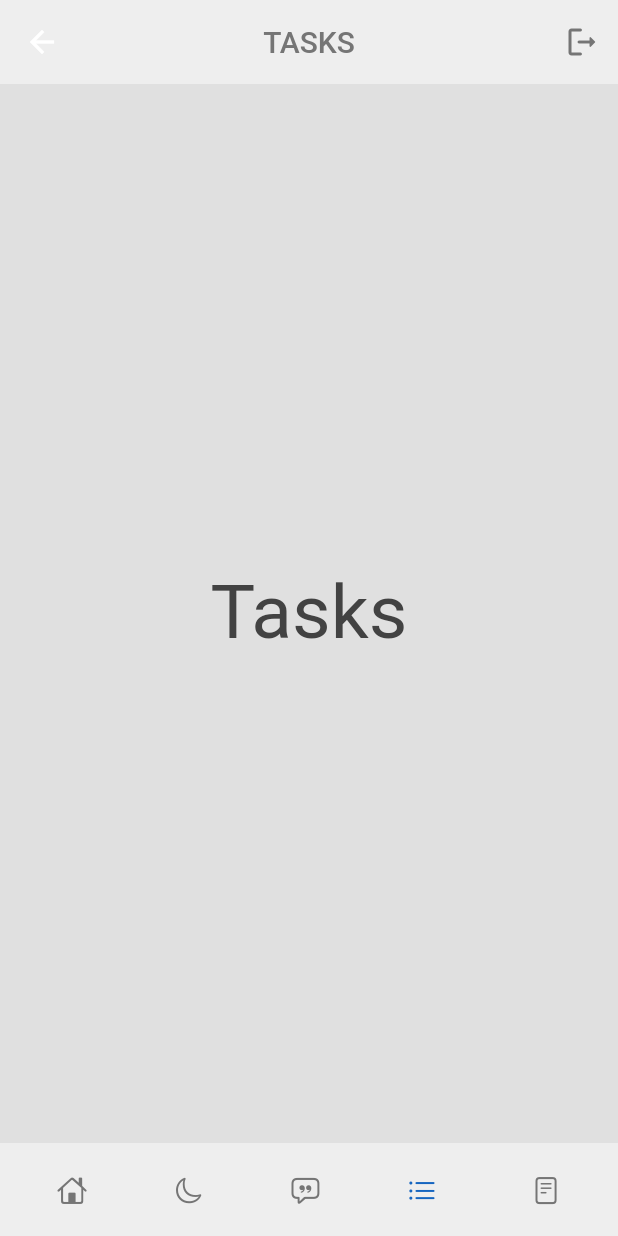
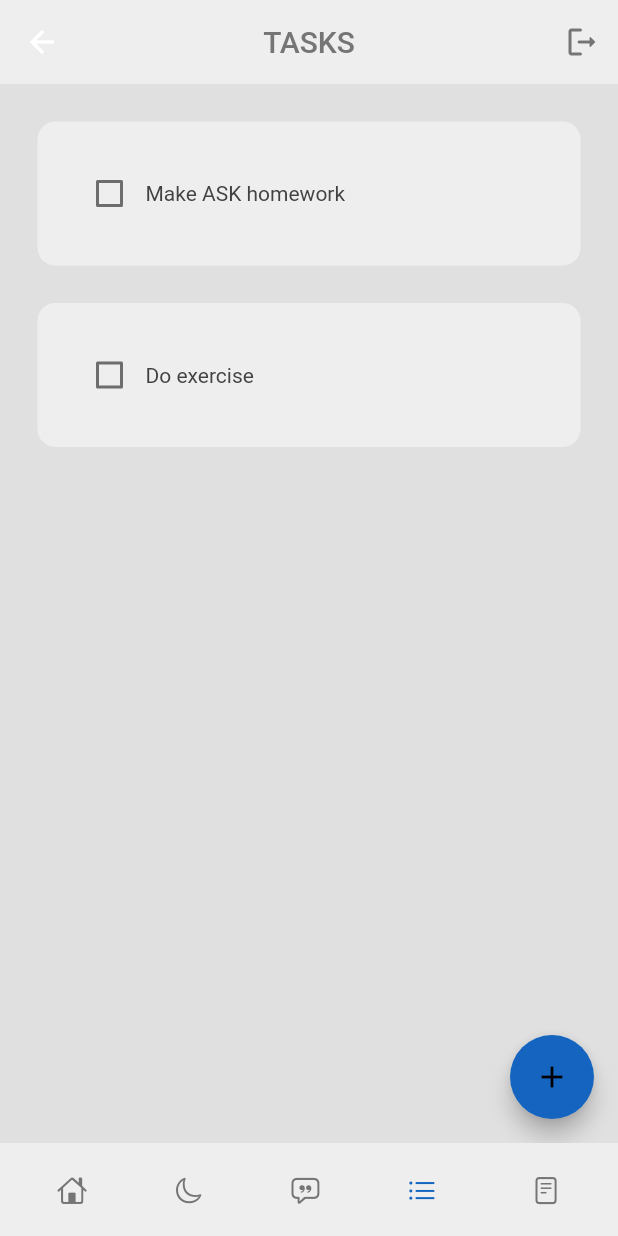
Before and after one commit to shejmanowski/Engineering-Thesis, a Flutter app: the screen it shows once a user with an empty profile is signed in, after a tap on an icon or button, on a phone screen of 412 x 824 dp. Run offline on Flutter 3.47's test engine with Material 2 defaults, Android fonts, the phone set to English and light mode, and no system bars; drawn by our look-alikes of flutter_slidable, google_nav_bar; our stand-ins replace cloud_firestore, firebase_auth, firebase_core, flutter_local_notifications, timezone; accounts and stored records are empty.

Commit message:
Add basic tasks setup

```diff
--- /dev/null
+++ b/source/lib/components/todo_tile.dart
@@ -0,0 +1,64 @@
+import 'package:flutter/material.dart';
+import 'package:flutter_slidable/flutter_slidable.dart';
+
+class ToDoTile extends StatelessWidget {
+  final String taskName;
+  final bool taskCompleted;
+  Function(bool?)? onChanged;
+  Function(BuildContext)? deleteFunction;
+
+  ToDoTile({
+    super.key,
+    required this.taskName,
+    required this.taskCompleted,
+    required this.onChanged,
+    required this.deleteFunction,
+  });
+
+  @override
+  Widget build(BuildContext context) {
+    return Padding(
+      padding: const EdgeInsets.only(left: 25.0, right: 25, top: 25),
+      child: Slidable(
+        endActionPane: ActionPane(
+          motion: StretchMotion(),
+          children: [
+            SlidableAction(
+              onPressed: deleteFunction,
+              icon: Icons.delete,
+              backgroundColor: Colors.red.shade300,
+              borderRadius: BorderRadius.circular(12),
+            )
+          ],
+        ),
+        child: Container(
+          padding: EdgeInsets.all(24),
+          decoration: BoxDecoration(
+            color: Theme.of(context).colorScheme.primary,
+            borderRadius: BorderRadius.circular(12),
+          ),
+          child: Row(
+            children: [
+              // checkbox
+              Checkbox(
+                value: taskCompleted,
+                onChanged: onChanged,
+                activeColor: Colors.black,
+              ),
+
+              // task name
+              Text(
+                taskName,
+                style: TextStyle(
+                  decoration: taskCompleted
+                      ? TextDecoration.lineThrough
+                      : TextDecoration.none,
+                ),
+              ),
+            ],
+          ),
+        ),
+      ),
+    );
+  }
+}
--- a/source/lib/pages/tasks.dart
+++ b/source/lib/pages/tasks.dart
@@ -1,15 +1,72 @@
 import 'package:flutter/material.dart';
+import 'package:good_mentality/components/dialog_box.dart';
+import 'package:good_mentality/components/todo_tile.dart';
 
-class TasksPage extends StatelessWidget {
-  const TasksPage({super.key});
+class TasksPage extends StatefulWidget {
+  TasksPage({super.key});
+
+  @override
+  State<TasksPage> createState() => _TasksPageState();
+}
+
+class _TasksPageState extends State<TasksPage> {
+  final _controller = TextEditingController();
+
+  void saveNewTask() {
+    setState(() {
+      toDoList.add([_controller.text, false]);
+      _controller.clear();
+    });
+    Navigator.of(context).pop();
+  }
+
+  void deleteTask(int index){
+    setState(() {
+      toDoList.removeAt(index);
+    });
+  }
+
+  void createNewTask() {
+    showDialog(
+      context: context,
+      builder: (context) {
+        return DialogBox(
+          controller: _controller,
+          onSave: saveNewTask,
+          onCancel: () => Navigator.of(context).pop(),
+        );
+      },
+    );
+  }
+
+  void checkBoxChanged(bool? value, int index) {
+    setState(() {
+      toDoList[index][1] = !toDoList[index][1];
+    });
+  }
+
+  List toDoList = [
+    ["Make ASK homework", false],
+    ["Do exercise", false]
+  ];
 
   @override
   Widget build(BuildContext context) {
-    return const Center(
-      child: Text(
-        'Tasks',
-        style: TextStyle(fontSize: 50),
-      ),
-    );
+    return Scaffold(
+        backgroundColor: Theme.of(context).colorScheme.background,
+        floatingActionButton: FloatingActionButton(
+          onPressed: createNewTask,
+          child: Icon(Icons.add),
+        ),
+        body: ListView.builder(
+            itemCount: toDoList.length,
+            itemBuilder: (context, index) {
+              return ToDoTile(
+                taskName: toDoList[index][0],
+                taskCompleted: toDoList[index][1],
+                onChanged: (value) => checkBoxChanged(value, index),
+                deleteFunction: (context) => deleteTask(index),
+              );
+            }));
   }
 }
--- a/source/pubspec.yaml
+++ b/source/pubspec.yaml
@@ -43,6 +43,7 @@
   intl: ^0.18.1
   cloud_firestore: ^4.13.0
   flutter_local_notifications: ^16.1.0
+  flutter_slidable: ^3.0.1
 
 dev_dependencies:
   flutter_test:
```
Also changed, not shown: source/lib/components/dialog_box.dart (added, +53 -0 lines), source/lib/components/dialog_button.dart (added, +22 -0 lines), source/pubspec.lock.
